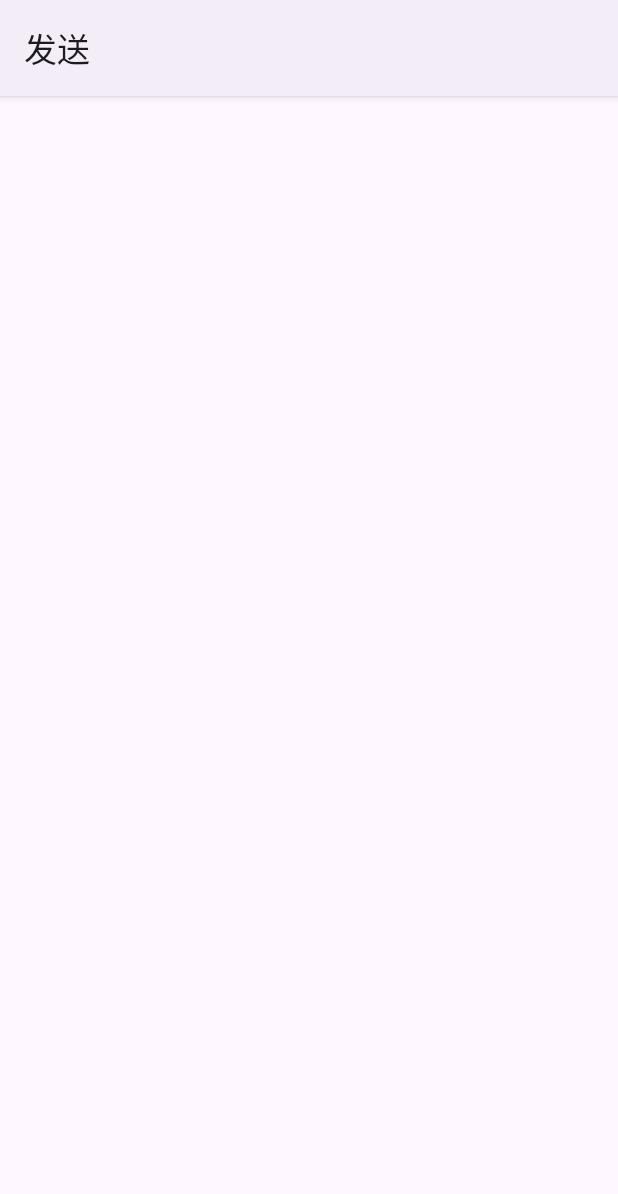
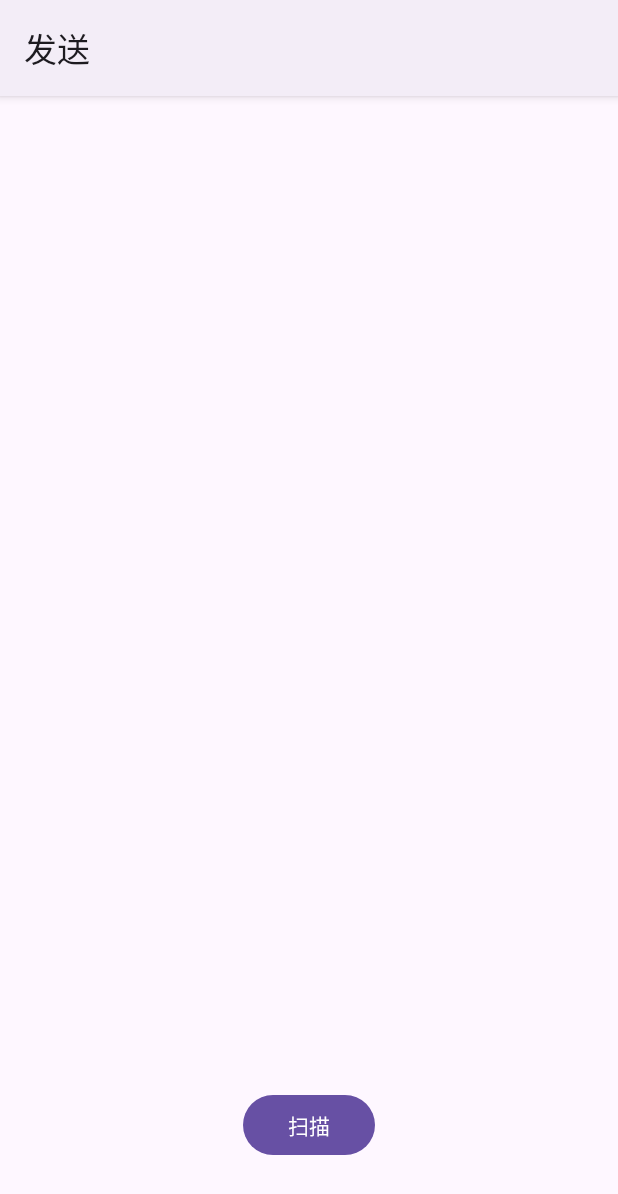
Before and after one commit to bczhc/QrCodeTransfer, an Android app: the SendActivity screen opened directly, with no data from a screen before it, on a phone screen of 412 x 824 dp. Before the commit the part shown is almost empty. Shown: the top 1194 px of the screen. Run offline under Robolectric (Android 15) with nearby library versions, the phone set to English and light mode, and no system bars; libraries missing offline, so code that uses them is left out: com.journeyapps.barcodescanner.

Commit message:
SendActivity: scan qr code using zxing-android-embedded

```diff
--- a/app/build.gradle.kts
+++ b/app/build.gradle.kts
@@ -39,6 +39,9 @@ dependencies {
     implementation("io.ktor:ktor-client-cio-jvm:2.3.10")
     implementation("io.ktor:ktor-network:2.3.12")
     implementation("com.google.zxing:core:3.5.3")
+    implementation("com.journeyapps:zxing-android-embedded:4.3.0") {
+        isTransitive = false
+    }
     implementation("com.google.code.gson:gson:2.10.1")
     implementation(libs.androidx.core.ktx)
     implementation(libs.androidx.appcompat)
--- a/app/src/main/java/pers/zhc/android/qrcodetransfer/ReceiveActivity.kt
+++ b/app/src/main/java/pers/zhc/android/qrcodetransfer/ReceiveActivity.kt
@@ -5,6 +5,7 @@ import android.os.Bundle
 import android.view.View
 import androidx.appcompat.app.AppCompatActivity
 import pers.zhc.android.qrcodetransfer.databinding.ActivityReceiveBinding
+import pers.zhc.android.qrcodetransfer.utils.QrCode
 
 class ReceiveActivity : AppCompatActivity() {
     override fun onCreate(savedInstanceState: Bundle?) {
@@ -25,7 +26,7 @@ class ReceiveActivity : AppCompatActivity() {
             qrWaitPlaceholder.visibility = View.INVISIBLE
             qrIv.visibility = View.VISIBLE
             lastBitmap?.recycle()
-            val bitmap = QrCodeUtils.generate(content)
+            val bitmap = QrCode.generate(content)
             lastBitmap = bitmap
             qrIv.setImageBitmap(bitmap)
         }
--- a/app/src/main/java/pers/zhc/android/qrcodetransfer/SendActivity.kt
+++ b/app/src/main/java/pers/zhc/android/qrcodetransfer/SendActivity.kt
@@ -1,10 +1,38 @@
 package pers.zhc.android.qrcodetransfer
 
 import android.os.Bundle
+import androidx.activity.result.ActivityResultLauncher
 import androidx.appcompat.app.AppCompatActivity
+import com.journeyapps.barcodescanner.ScanContract
+import com.journeyapps.barcodescanner.ScanOptions
+import pers.zhc.android.qrcodetransfer.databinding.ActivitySendBinding
+import pers.zhc.android.qrcodetransfer.utils.toast
 
 class SendActivity: AppCompatActivity() {
+    private val barcodeLauncher: ActivityResultLauncher<ScanOptions> = registerForActivityResult(ScanContract()) {
+        it.contents ?: run {
+            // cancelled
+            finish()
+            return@registerForActivityResult
+        }
+        onScanned(it.contents)
+    }
+
     override fun onCreate(savedInstanceState: Bundle?) {
         super.onCreate(savedInstanceState)
+
+        val bindings = ActivitySendBinding.inflate(layoutInflater)
+        setContentView(bindings.root)
+
+        bindings.scanBtn.setOnClickListener {
+            barcodeLauncher.launch(ScanOptions().apply {
+                this.setBeepEnabled(false)
+                this.setOrientationLocked(false)
+            })
+        }
+    }
+
+    private fun onScanned(content: String) {
+        toast(content)
     }
 }
--- a/app/src/main/java/pers/zhc/android/qrcodetransfer/QrCodeUtils.kt
+++ b/app/src/main/java/pers/zhc/android/qrcodetransfer/utils/QrCode.kt
@@ -1,4 +1,4 @@
-package pers.zhc.android.qrcodetransfer
+package pers.zhc.android.qrcodetransfer.utils
 
 import android.graphics.Bitmap
 import android.graphics.Color
@@ -6,7 +6,7 @@ import com.google.zxing.BarcodeFormat
 import com.google.zxing.qrcode.QRCodeWriter
 
 
-object QrCodeUtils {
+object QrCode {
     fun generate(content: String): Bitmap {
         val writer = QRCodeWriter()
         val bitMatrix = writer.encode(content, BarcodeFormat.QR_CODE, 1024, 1024)
--- /dev/null
+++ b/app/src/main/res/layout/activity_send.xml
@@ -0,0 +1,21 @@
+<?xml version="1.0" encoding="utf-8"?>
+<RelativeLayout xmlns:android="http://schemas.android.com/apk/res/android"
+    android:layout_width="match_parent"
+    android:layout_height="match_parent">
+
+
+    <RelativeLayout
+        android:id="@+id/bottomRL"
+        android:layout_width="match_parent"
+        android:layout_height="wrap_content"
+        android:layout_alignParentBottom="true"
+        android:gravity="center_horizontal"
+        android:padding="50dp">
+
+        <com.google.android.material.button.MaterialButton
+            android:id="@+id/scan_btn"
+            android:layout_width="wrap_content"
+            android:layout_height="wrap_content"
+            android:text="扫描" />
+    </RelativeLayout>
+</RelativeLayout>
```
Also changed, not shown: app/src/main/AndroidManifest.xml (+7 -1 lines), app/src/main/java/pers/zhc/android/qrcodetransfer/utils/Toast.kt (added, +27 -0 lines).
